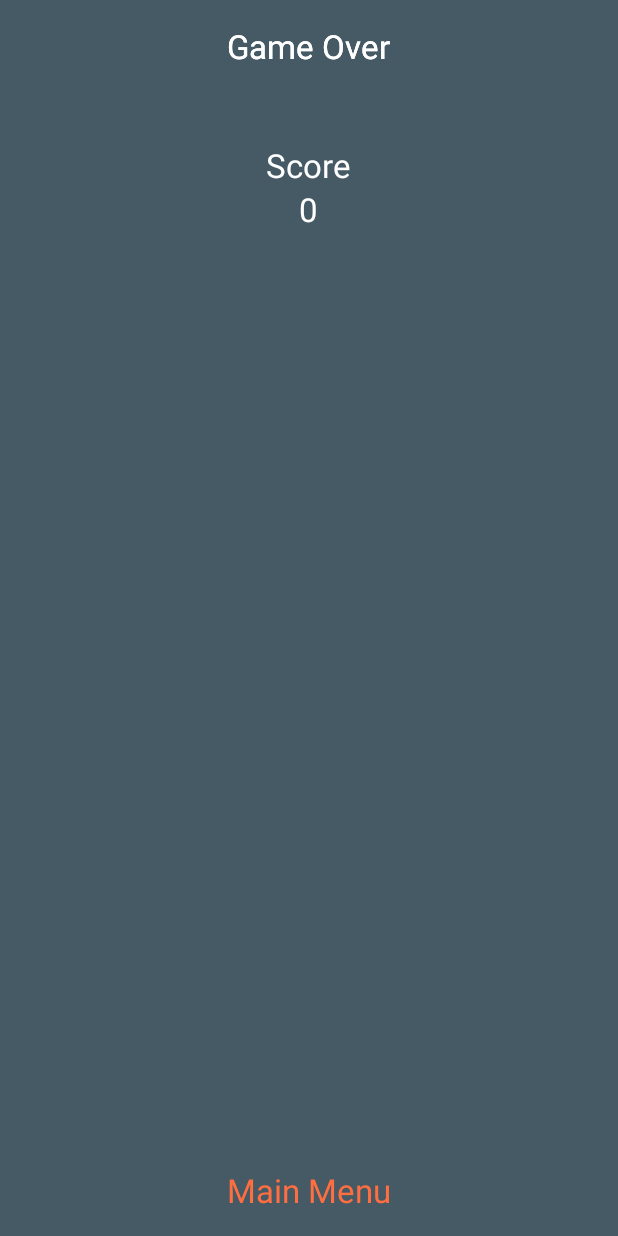
After one commit to Zacke88/GhostBound, an Android app: the GameOverActivity screen opened directly, with no data from a screen before it, on a phone screen of 412 x 824 dp. The commit adds this screen. Run offline under Robolectric (Android 15) with nearby library versions, the phone set to English and light mode, and no system bars.

Commit message:
game over & colission

```diff
--- a/app/src/main/AndroidManifest.xml
+++ b/app/src/main/AndroidManifest.xml
@@ -33,6 +33,9 @@
             android:name=".HighScoreActivity"
             android:theme="@style/SplashTheme">
         </activity>
+        <activity android:name=".GameOverActivity"
+                  android:theme="@style/SplashTheme">
+        </activity>
     </application>
 
 </manifest>
--- a/app/src/main/java/zacke/ghostbound/Floor.java
+++ b/app/src/main/java/zacke/ghostbound/Floor.java
@@ -11,9 +11,11 @@ public class Floor extends GameObject {
 
     private int gameWidth;
 
-    public Floor(Bitmap image, int gameWidth) {
+    public Floor(Bitmap image, int gameWidth, Canvas c) {
         this.gameWidth = gameWidth;
-        super.image = image;
+        imageSize = c.getWidth()/10;
+        super.image = Bitmap.createScaledBitmap(
+                image, imageSize, imageSize, false);
     }
 
     public void draw(Canvas canvas) {
--- /dev/null
+++ b/app/src/main/java/zacke/ghostbound/GameOverActivity.java
@@ -0,0 +1,37 @@
+package zacke.ghostbound;
+
+import android.content.Intent;
+import android.support.v7.app.AppCompatActivity;
+import android.os.Bundle;
+import android.view.View;
+import android.widget.TextView;
+
+public class GameOverActivity extends AppCompatActivity {
+
+    String score = "0";
+
+    @Override
+    protected void onCreate(Bundle savedInstanceState) {
+        super.onCreate(savedInstanceState);
+        setContentView(R.layout.activity_game_over);
+
+        Bundle extras = getIntent().getExtras();
+        if (extras != null) {
+            score = extras.getString("Score");
+            //The key argument here must match that used in the other activity
+        }
+        TextView scoreView = (TextView) findViewById(R.id.scoreInteger);
+        scoreView.setText(score);
+    }
+
+    /**
+     * Class tied to the back text and starts the main activity when the
+     * player press this text field.
+     *
+     * @param view The view which was clicked to call this class.
+     */
+    public void backFromGameOver(View view) {
+        startActivity(new Intent(GameOverActivity.this, MainActivity.class));
+        finish();
+    }
+}
--- /dev/null
+++ b/app/src/main/res/layout/activity_game_over.xml
@@ -0,0 +1,65 @@
+<?xml version="1.0" encoding="utf-8"?>
+<RelativeLayout
+    xmlns:android="http://schemas.android.com/apk/res/android"
+    xmlns:tools="http://schemas.android.com/tools"
+    android:layout_width="match_parent"
+    android:layout_height="match_parent"
+    android:paddingBottom="@dimen/activity_vertical_margin"
+    android:paddingLeft="@dimen/activity_horizontal_margin"
+    android:paddingRight="@dimen/activity_horizontal_margin"
+    android:paddingTop="@dimen/activity_vertical_margin"
+    tools:context="zacke.ghostbound.GameOverActivity"
+    android:background="@color/colorPrimaryDarker">
+
+    <TextView
+        android:layout_width="wrap_content"
+        android:layout_height="wrap_content"
+        android:textAppearance="?android:attr/textAppearanceLarge"
+        android:text="Game Over"
+        android:id="@+id/gameOverText"
+        android:layout_alignParentTop="true"
+        android:layout_centerHorizontal="true"
+        android:textColor="@color/colorWhite"/>
+
+    <TextView
+        android:layout_width="wrap_content"
+        android:layout_height="wrap_content"
+        android:textAppearance="?android:attr/textAppearanceLarge"
+        android:text="Main Menu"
+        android:id="@+id/mainMenuText"
+        android:textColor="@color/colorAccent"
+        android:layout_alignParentBottom="true"
+        android:layout_centerHorizontal="true"
+        android:onClick="backFromGameOver"/>
+
+    <TextView
+        android:layout_width="wrap_content"
+        android:layout_height="wrap_content"
+        android:textAppearance="?android:attr/textAppearanceLarge"
+        android:text="Game Over"
+        android:id="@+id/textView3"
+        android:textColor="@color/colorWhite"
+        android:layout_below="@+id/textView2"
+        android:layout_centerHorizontal="true"/>
+
+    <TextView
+        android:layout_width="wrap_content"
+        android:layout_height="wrap_content"
+        android:textAppearance="?android:attr/textAppearanceLarge"
+        android:text="Score"
+        android:id="@+id/scoreTextView"
+        android:textColor="@color/colorWhite"
+        android:layout_below="@+id/gameOverText"
+        android:layout_centerHorizontal="true"
+        android:layout_marginTop="50dp"/>
+
+    <TextView
+        android:layout_width="wrap_content"
+        android:layout_height="wrap_content"
+        android:textAppearance="?android:attr/textAppearanceLarge"
+        android:id="@+id/scoreInteger"
+        android:textColor="@color/colorWhite"
+        android:layout_below="@+id/scoreTextView"
+        android:layout_centerHorizontal="true"/>
+
+</RelativeLayout>
```
Also changed, not shown: app/src/main/java/zacke/ghostbound/Fire.java (+11 -20 lines), app/src/main/java/zacke/ghostbound/GameActivity.java (+4 -3 lines), app/src/main/java/zacke/ghostbound/GameObject.java (+8 -36 lines), app/src/main/java/zacke/ghostbound/GamePanel.java (+138 -27 lines), app/src/main/java/zacke/ghostbound/Player.java (+21 -19 lines).
